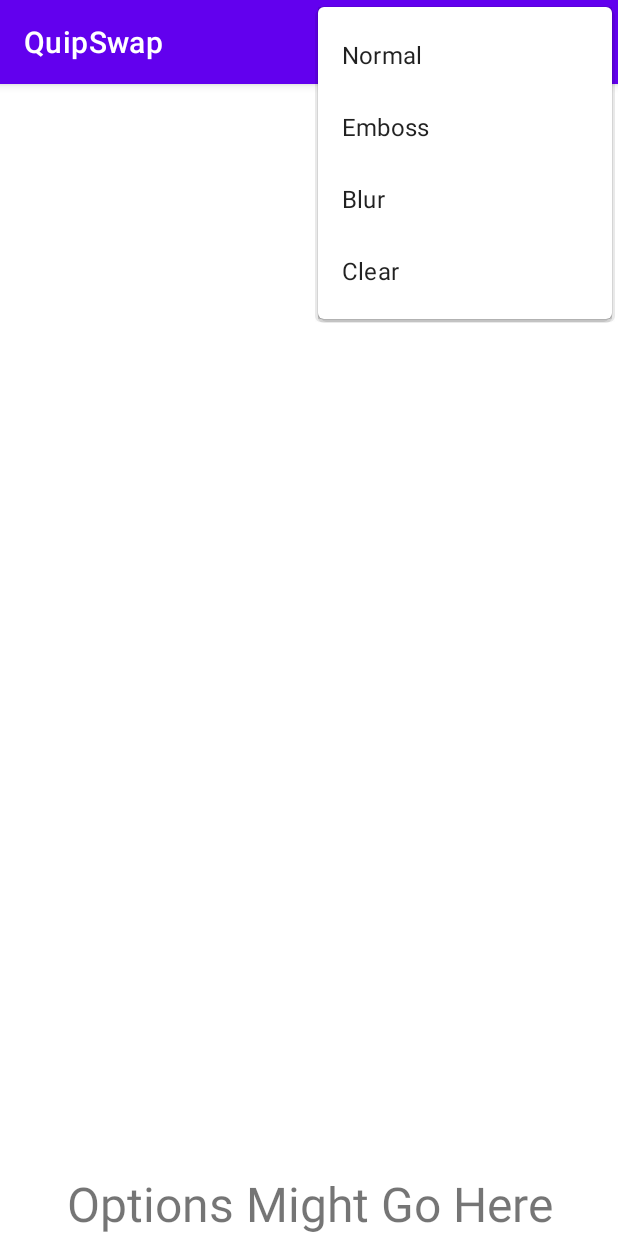
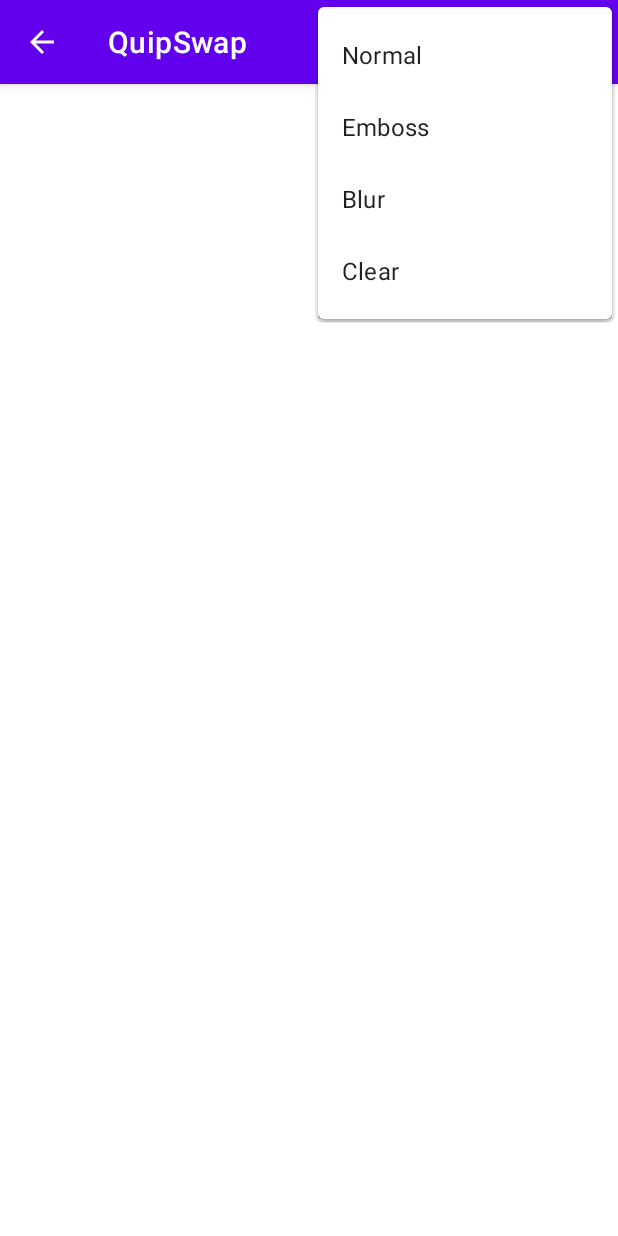
Before and after one commit to malikendsley/QuipSwap, an Android app: the MakeQuipActivity screen opened directly, with no data from a screen before it, with the options menu open, on a phone screen of 412 x 824 dp. Run offline under Robolectric (Android 15) with nearby library versions, the phone set to English and light mode, and no system bars.

Commit message:
Back navigation from MakeQuipActivity

```diff
--- a/app/src/main/AndroidManifest.xml
+++ b/app/src/main/AndroidManifest.xml
@@ -11,7 +11,8 @@
         android:theme="@style/Theme.QuipSwap">
         <activity
             android:name=".MakeQuipActivity"
-            android:exported="false" />
+            android:exported="false"
+            android:parentActivityName=".MainActivity"/>
         <activity
             android:name=".SignupActivity"
             android:exported="false" />
--- a/app/src/main/res/layout/activity_make_quip.xml
+++ b/app/src/main/res/layout/activity_make_quip.xml
@@ -11,20 +11,10 @@
         android:id="@+id/paintView"
         android:layout_width="match_parent"
         android:layout_height="wrap_content"
-        android:layout_marginBottom="40dp"
-        app:layout_constraintBottom_toTopOf="@+id/placeholder"
+        app:layout_constraintBottom_toBottomOf="parent"
         app:layout_constraintEnd_toEndOf="parent"
         app:layout_constraintStart_toStartOf="parent"
         app:layout_constraintTop_toTopOf="parent" />
 
-    <TextView
-        android:id="@+id/placeholder"
-        android:layout_width="match_parent"
-        android:text="Options Might Go Here"
-        android:textAlignment="center"
-        android:textSize="32sp"
-        app:layout_constraintBottom_toBottomOf="parent"
-        app:layout_constraintEnd_toEndOf="parent"
-        app:layout_constraintStart_toStartOf="parent"
-        android:layout_height="wrap_content"/>
+
 </androidx.constraintlayout.widget.ConstraintLayout>
```
